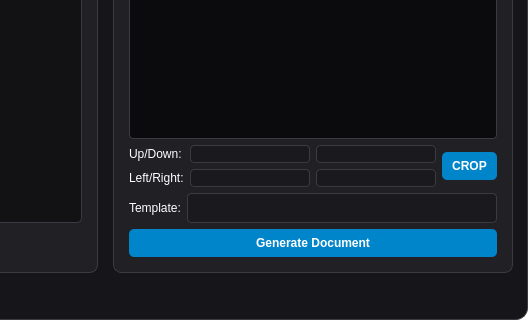
This is ADE-Project-main/DocuApp.ver3/src/DocuApp_ver6.ui in antonalmira/ADE-Project as Qt 5 draws it before an edit; both pictures show x 752 to 1280 and y 430 to 750 of the 1280 by 750 pixel window. The edited form follows.
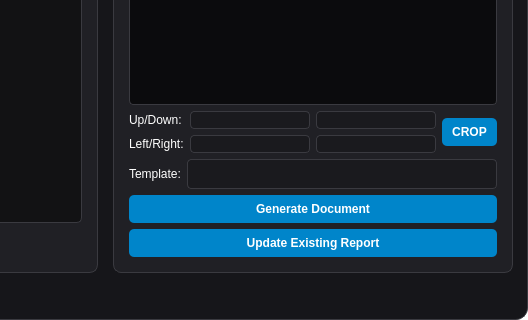
This is the edited form. Icons and pictures are not drawn.

Commit message: feat: add report updating, graph reordering, and custom captions

```diff
--- a/ADE-Project-main/DocuApp.ver3/src/DocuApp_ver6.ui
+++ b/ADE-Project-main/DocuApp.ver3/src/DocuApp_ver6.ui
@@ -162,6 +162,7 @@
           </layout>
          </item>
          <item><widget class="QPushButton" name="generate_document_button"><property name="minimumSize"><size><width>0</width><height>50</height></size></property><property name="font"><font><bold>true</bold></font></property><property name="text"><string>Generate Document</string></property></widget></item>
+         <item><widget class="QPushButton" name="update_document_button"><property name="minimumSize"><size><width>0</width><height>50</height></size></property><property name="font"><font><bold>true</bold></font></property><property name="text"><string>Update Existing Report</string></property></widget></item>
         </layout>
        </widget>
       </item>
```
The commit also changes 15 other files.
